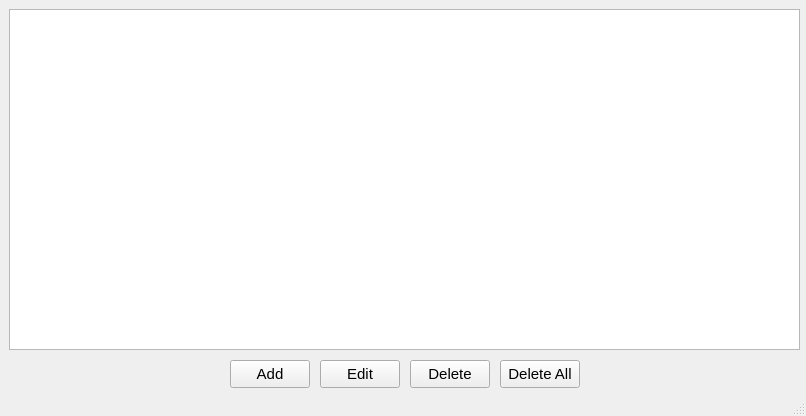
Above: rabbit/view/ui/billing_profile_manager.ui from phongtran0715/shoppingbot before the change. Below: the same form after it.
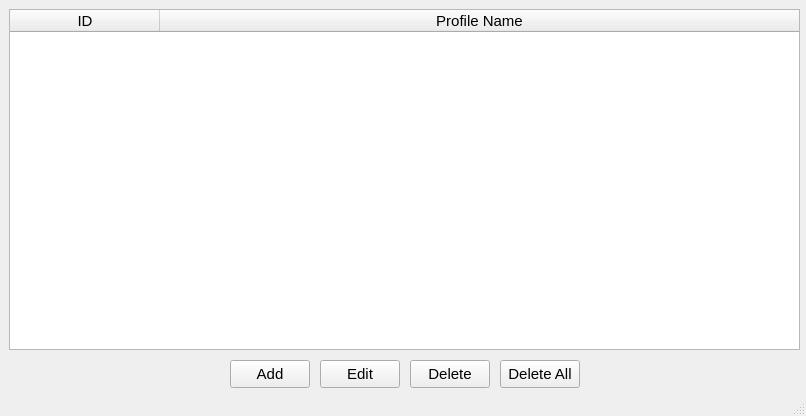
That is the form after the change.

The edit to the form file:
```diff
--- a/rabbit/view/ui/billing_profile_manager.ui
+++ b/rabbit/view/ui/billing_profile_manager.ui
@@ -89,7 +89,7 @@
      <number>0</number>
     </property>
     <property name="columnCount">
-     <number>0</number>
+     <number>2</number>
     </property>
     <attribute name="horizontalHeaderDefaultSectionSize">
      <number>150</number>
@@ -100,6 +100,16 @@
     <attribute name="verticalHeaderVisible">
      <bool>false</bool>
     </attribute>
+    <column>
+     <property name="text">
+      <string>ID</string>
+     </property>
+    </column>
+    <column>
+     <property name="text">
+      <string>Profile Name</string>
+     </property>
+    </column>
    </widget>
   </widget>
   <widget class="QStatusBar" name="statusbar"/>
```
